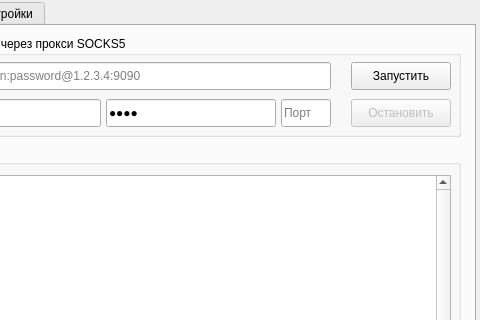
The window that main.ui (asdont/qt-proxyserver) describes before a commit, drawn with Qt 5; both pictures show x 105 to 585 and y 0 to 320 of the 585 by 475 pixel window.
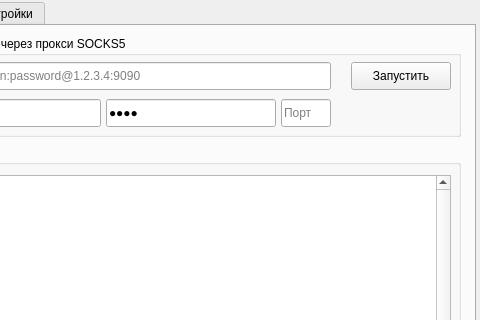
The same window after the commit.

```diff
--- a/main.ui
+++ b/main.ui
@@ -169,22 +169,6 @@
         <string>Порт</string>
        </property>
       </widget>
-      <widget class="QPushButton" name="pushButtonServerStop">
-       <property name="enabled">
-        <bool>false</bool>
-       </property>
-       <property name="geometry">
-        <rect>
-         <x>440</x>
-         <y>63</y>
-         <width>100</width>
-         <height>28</height>
-        </rect>
-       </property>
-       <property name="text">
-        <string>Остановить</string>
-       </property>
-      </widget>
      </widget>
     </widget>
     <widget class="QWidget" name="tab">
```
Left out of the diff: 2 changed lines with no effect on the pictures.
